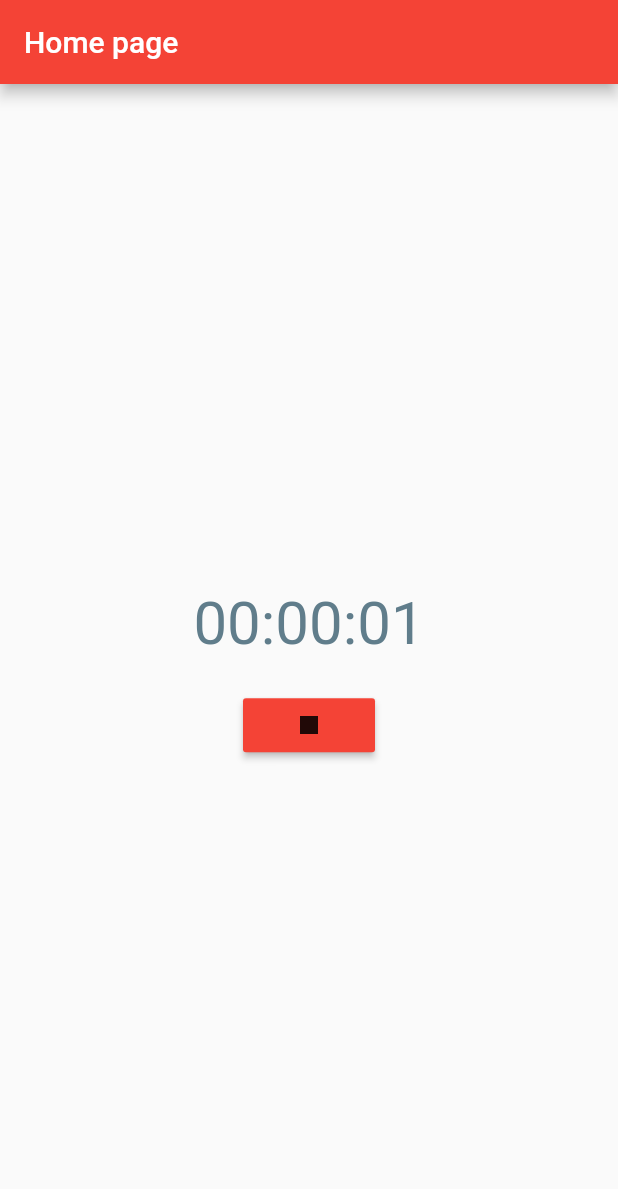
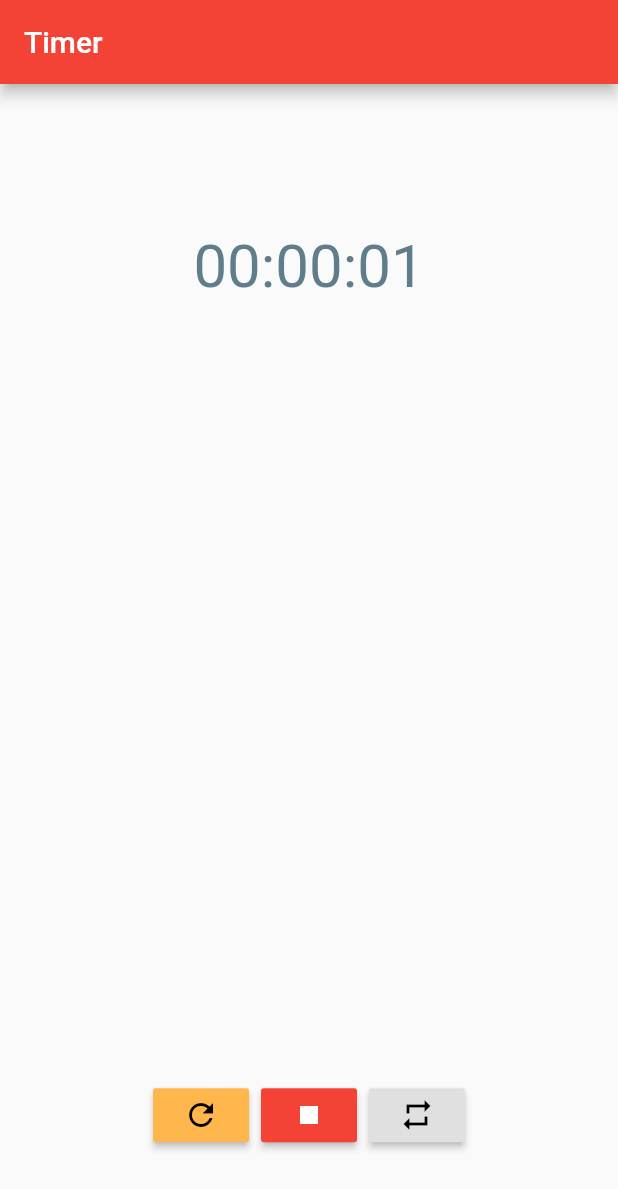
Before and after one commit to LorenzoVaccher01/TPSIT-2020-21, a Flutter app: the HomeScreen screen opened directly, after a tap on the "play arrow" icon, on a phone screen of 412 x 824 dp. Shown: the top 1189 px of the screen. Run offline on Flutter 3.47's test engine with Material 2 defaults, Android fonts, the phone set to English and light mode, and no system bars.

Commit message:
Update-24102020_v1

```diff
--- a/Cronometro/timer/lib/main.dart
+++ b/Cronometro/timer/lib/main.dart
@@ -1,5 +1,6 @@
-import 'package:material.dart';
+import 'package:flutter/material.dart';
 import 'views/home.dart';
+import './utils/laps.dart';
 
 void main() => runApp(MyApp());
 
@@ -14,7 +15,7 @@ class MyApp extends StatelessWidget {
         primarySwatch: Colors.red,
         visualDensity: VisualDensity.adaptivePlatformDensity
       ),
-      home: HomeScreen(title: 'Home page'),
+      home: HomeScreen(title: 'Timer'),
     );
   }
 }
--- a/Cronometro/timer/lib/utils/clock.dart
+++ b/Cronometro/timer/lib/utils/clock.dart
@@ -1,15 +1,20 @@
 import 'dart:async';
+
+import './ticker.dart';
+import './laps.dart';
 
 /**
  *
  */
-class Clock extends _Ticker {
+class Clock extends Ticker {
   int _minutes = 0;
   int _seconds = 0;
   int _hours = 0;
+  Duration _duration;
+
   bool _status = false; //false == stopped, true = running
 
-  Duration _duration;
+  Laps _laps = new Laps<Lap>();
 
   Clock(this._duration) : super(_duration);
 
@@ -32,6 +37,7 @@ class Clock extends _Ticker {
     _hours = 0;
     _seconds = 0;
     _minutes = 0;
+    resetLaps();
   }
 
   void addSecond() {
@@ -47,33 +53,35 @@ class Clock extends _Ticker {
     }
   }
 
-  int get minutes {return _minutes; }
-  int get seconds {return _seconds; }
-  int get hours {return _hours; }
-  bool get status {return _status; }
-}
-
-/**
- * Questa è la classe che gestisce i tick per la classe Clock.
- */
-class _Ticker {
-  Duration duration;
-  static Stream<int> _stream;
-
-  _Ticker(this.duration);
-
-  Stream<int> start() {
-    //if (_stream == null) {
-      _stream = timedCounter(duration);
-    //}
-    return _stream;
+  void addLap(int hours, int minutes, int seconds){
+    if (_laps.length == 0) {
+      _laps.add(new Lap(hours, minutes, seconds, hours, minutes, seconds));
+    } else {
+      _laps.add(new Lap(hours, minutes, seconds, (hours - _laps[_laps.length-1].hours), (minutes - _laps[_laps.length-1].minutes), (seconds - _laps[_laps.length-1].seconds)));
+    }
   }
 
-  Stream<int> timedCounter(Duration interval) async* {
-    int i = 0;
-    while (true) {
-      await Future.delayed(interval);
-      yield i++;
-    }
+  void resetLaps() {
+    _laps.clear();
+  }
+
+  int get minutes {
+    return _minutes;
+  }
+
+  int get seconds {
+    return _seconds;
+  }
+
+  int get hours {
+    return _hours;
+  }
+
+  bool get status {
+    return _status;
+  }
+
+  get laps {
+    return _laps;
   }
 }
--- /dev/null
+++ b/Cronometro/timer/lib/utils/laps.dart
@@ -0,0 +1,61 @@
+import 'dart:collection';
+
+class Lap {
+  int _seconds;
+  int _minutes;
+  int _hours;
+
+  int _secondsPassed;
+  int _minutesPassed;
+  int _hoursPassed;
+
+  Lap(this._hours, this._minutes, this._seconds, this._hoursPassed, this._minutesPassed, this._secondsPassed);
+
+  int get minutes {
+    return _minutes;
+  }
+
+  int get seconds {
+    return _seconds;
+  }
+
+  int get hours {
+    return _hours;
+  }
+
+  int get secondsPassed {
+    return _secondsPassed;
+  }
+
+  int get minutesPassed {
+    return _minutesPassed;
+  }
+
+  int get hoursPassed {
+    return _hoursPassed;
+  }
+}
+
+class Laps<Lap> extends ListBase<Lap> {
+  List<Lap> _laps;
+
+  Laps() : _laps = new List<Lap>();
+
+  @override
+  void add(Lap value) => _laps.add(value);
+
+  @override
+  void addAll(Iterable<Lap> iterable) => _laps.addAll(iterable);
+
+  void operator []=(int index, Lap value) {
+    _laps[index] = value;
+  }
+
+  Lap operator [](int index) => _laps[index];
+
+  @override
+  int get length => _laps.length;
+
+  @override
+  set length(int length) => _laps.length = length;
+}
--- /dev/null
+++ b/Cronometro/timer/lib/utils/ticker.dart
@@ -0,0 +1,23 @@
+/**
+ * Questa è la classe che gestisce i tick per la classe Clock.
+ */
+class Ticker {
+  Duration duration;
+  static Stream<int> _stream;
+
+  Ticker(this.duration);
+
+  Stream<int> start() {
+    _stream = timedCounter(duration);
+    return _stream;
+  }
+
+  Stream<int> timedCounter(Duration interval) async* {
+    int i = 0;
+    while (true) {
+      print(i);
+      await Future.delayed(interval);
+      yield i++;
+    }
+  }
+}
--- a/Cronometro/timer/lib/views/home.dart
+++ b/Cronometro/timer/lib/views/home.dart
@@ -2,6 +2,7 @@ import 'dart:async';
 
 import 'package:flutter/material.dart';
 import 'package:timer/utils/clock.dart';
+import '../utils/laps.dart';
 
 class HomeScreen extends StatefulWidget {
   final String title;
@@ -14,32 +15,28 @@ class HomeScreen extends StatefulWidget {
 
 class _HomeScreenState extends State<HomeScreen> {
   Clock _clock = new Clock(Duration(seconds: 1));
+  // ignore: cancel_subscriptions
   StreamSubscription _streamSubscription;
-  bool _clockStatus;
-
-  int _seconds = 0;
-  int _minutes = 0;
-  int _hours = 0;
 
   void _startCounter() {
     if (_clock.status) {
       _clock.stop(_streamSubscription);
-      setState(() {
-        _clockStatus = _clock.status;
-      });
+      setState(() {});
     } else {
-      setState(() {
-        _clockStatus = _clock.status;
-      });
-      _streamSubscription = _clock.start().listen((data) => {
-            _clock.addSecond(),
-            setState(() {
-              _seconds = _clock.seconds;
-              _minutes = _clock.minutes;
-              _hours = _clock.hours;
-            })
-          });
+      _streamSubscription = _clock
+          .start()
+          .listen((data) => {_clock.addSecond(), setState(() {})});
     }
+  }
+
+  void _resetClock() {
+    _clock.reset();
+    setState(() {});
+  }
+
+  void _addLap() {
+    _clock.addLap(_clock.hours, _clock.minutes, _clock.seconds);
+    setState(() {});
   }
 
   @override
@@ -52,27 +49,105 @@ class _HomeScreenState extends State<HomeScreen> {
           child: Column(
             mainAxisAlignment: MainAxisAlignment.center,
             children: <Widget>[
-              /*Text(
-                'Clicca il bottone sottostante \nper avviare/stoppare il timer.',
-                style: TextStyle(fontSize: 22, color: Color(0xFF4e5257)),
-              ),*/
-              new Container(
-                margin: EdgeInsets.only(top: 20),
+              Container(
+                margin: EdgeInsets.only(top: 50),
                 child: Text(
-                    '${_hours.toString().padLeft(2, '0')}:${_minutes.toString().padLeft(2, '0')}:${_seconds.toString().padLeft(2, '0')}',
+                    '${_clock.hours.toString().padLeft(2, '0')}:${_clock.minutes.toString().padLeft(2, '0')}:${_clock.seconds.toString().padLeft(2, '0')}',
                     style: TextStyle(fontSize: 40, color: Colors.blueGrey)),
               ),
-              new Container(
-                  margin: EdgeInsets.only(top: 20),
-                  child: new RaisedButton(
-                    color: _clock.status ? Colors.red : Colors.green,
-                    child: Container(
-                        padding: EdgeInsets.all(5),
-                        child: Icon(_clock.status ? Icons.stop : Icons.play_arrow)),/*Text(_clock.status ? "Stop" : "Start",
-                            style:
-                                TextStyle(fontSize: 20, color: Colors.white))),*/
-                    onPressed: _startCounter,
-                  ))
+              Visibility(
+                child: Container(
+                  height: 500,
+                  margin: EdgeInsets.only(top: 10),
+                  child: ListView.separated(
+                    padding: EdgeInsets.all(10),
+                    itemCount: _clock.laps.length,
+                    itemBuilder: (BuildContext context, int index) {
+                      return Container(
+                          height: 70,
+                          color: Colors.grey[200],
+                          child: Container(
+                            margin: EdgeInsets.only(left: 25, right: 25),
+                            child: Row(
+                              mainAxisAlignment: MainAxisAlignment.spaceBetween,
+                              children: [
+                                Column(
+                                  mainAxisAlignment: MainAxisAlignment.center,
+                                  crossAxisAlignment: CrossAxisAlignment.start,
+                                  children: [
+                                    Text('Giro ' + (index + 1).toString(),
+                                        style: TextStyle(
+                                            fontSize: 18,
+                                            fontWeight: FontWeight.bold)),
+                                    Container(
+                                      margin: EdgeInsets.only(top: 5),
+                                      child: Text(
+                                        'Trascorsi ${_clock.laps[index].hoursPassed.toString().padLeft(2, '0')}:${_clock.laps[index].minutesPassed.toString().padLeft(2, '0')}:${_clock.laps[index].secondsPassed.toString().padLeft(2, '0')}',
+                                        style: TextStyle(fontSize: 15),
+                                      ),
+                                    ),
+                                  ],
+                                ),
+                                Text(
+                                    '${_clock.laps[index].hours.toString().padLeft(2, '0')}:${_clock.laps[index].minutes.toString().padLeft(2, '0')}:${_clock.laps[index].seconds.toString().padLeft(2, '0')}',
+                                    style: TextStyle(fontSize: 26)),
+                              ],
+                            ),
+                          ));
+                    },
+                    separatorBuilder: (BuildContext context, int index) =>
+                        const Divider(),
+                  ),
+                ),
+                visible: true,
+              ),
+              Container(
+                margin: EdgeInsets.only(top: 0),
+                child: ButtonBar(
+                  alignment: MainAxisAlignment.center,
+                  children: [
+                    Visibility(
+                      child: RaisedButton(
+                        color: Colors.orange[300],
+                        child: Container(
+                          padding: EdgeInsets.all(5),
+                          child: Icon(Icons.refresh_outlined),
+                        ),
+                        onPressed: _addLap,
+                      ),
+                      visible: ((_clock.seconds == 0 &&
+                              _clock.minutes == 0 &&
+                              _clock.hours == 0 &&
+                              !_clock.status)
+                          ? false
+                          : true),
+                    ),
+                    RaisedButton(
+                      color: _clock.status ? Colors.red : Colors.green,
+                      child: Container(
+                          padding: EdgeInsets.all(5),
+                          child: Icon(
+                              _clock.status ? Icons.stop : Icons.play_arrow)),
+                      onPressed: _startCounter,
+                    ),
+                    Visibility(
+                      child: new RaisedButton(
+                        color: Colors.grey[300],
+                        child: Container(
+                            padding: EdgeInsets.all(5),
+                            child: Icon(Icons.repeat)),
+                        onPressed: _resetClock,
+                      ),
+                      visible: ((_clock.seconds == 0 &&
+                              _clock.minutes == 0 &&
+                              _clock.hours == 0 &&
+                              !(_clock.status))
+                          ? false
+                          : true),
+                    ),
+                  ],
+                ),
+              ),
             ],
           ),
         ));
```
Also changed, not shown: 3 other files.
